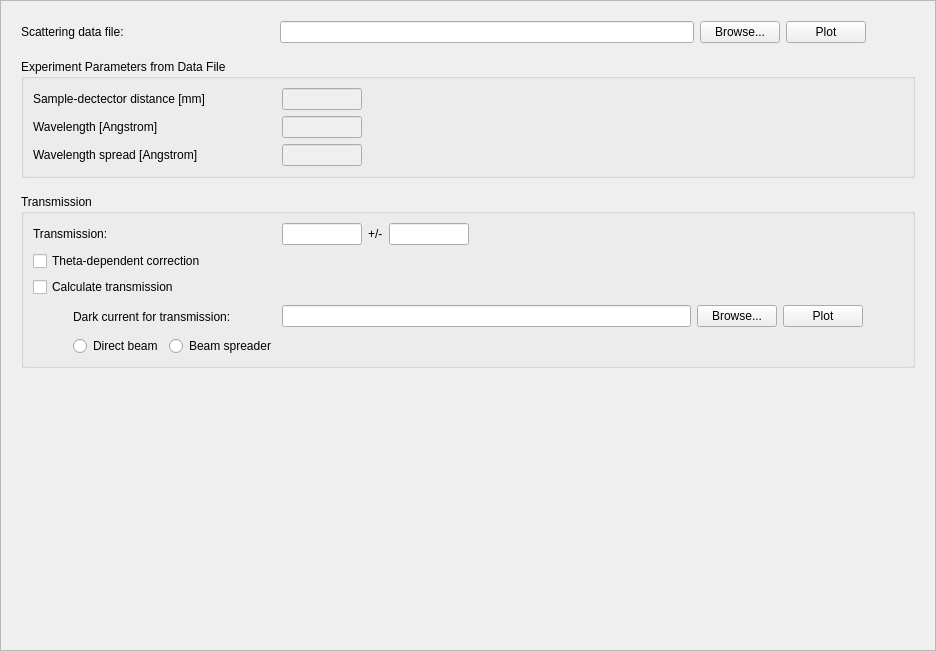
Before: the Qt Designer form Code/Mantid/scripts/Interface/ui/sans/hfir_sample_data.ui in mantidproject/mantid, drawn with Qt 5.
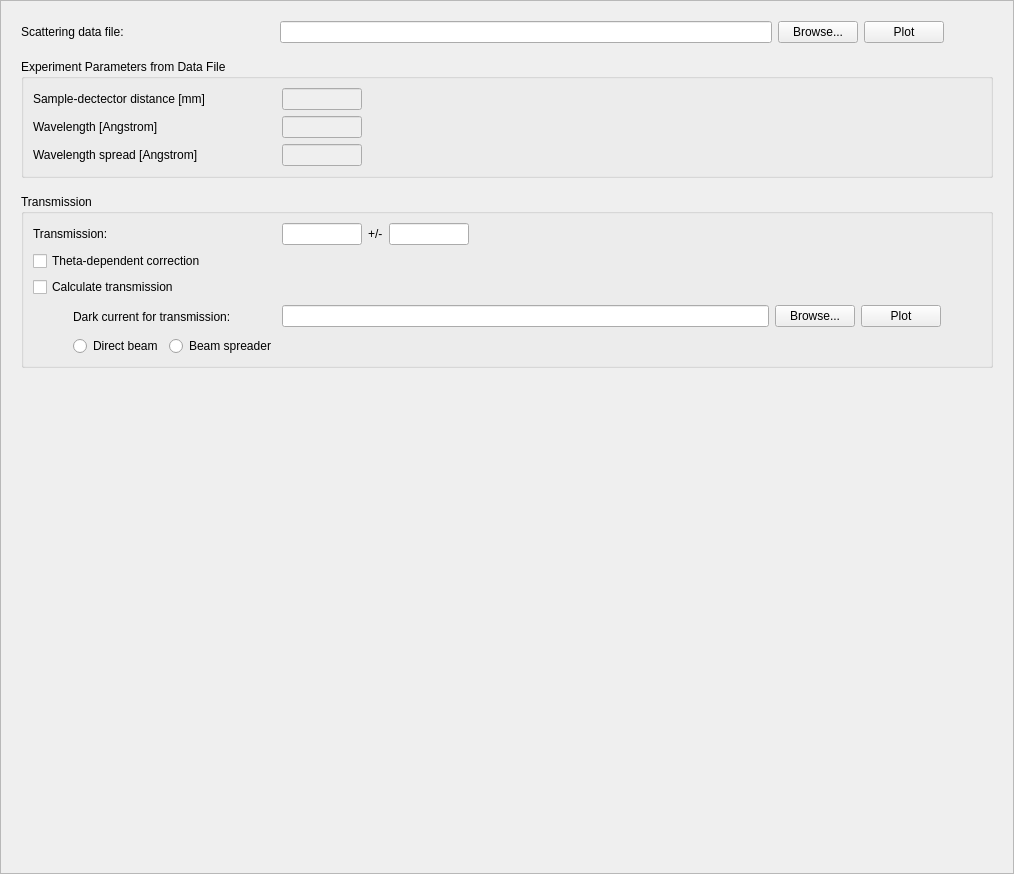
After: the same form once the commit is applied.

```diff
--- a/Code/Mantid/scripts/Interface/ui/sans/hfir_sample_data.ui
+++ b/Code/Mantid/scripts/Interface/ui/sans/hfir_sample_data.ui
@@ -6,8 +6,8 @@
    <rect>
     <x>0</x>
     <y>0</y>
-    <width>936</width>
-    <height>651</height>
+    <width>1014</width>
+    <height>874</height>
    </rect>
   </property>
   <property name="windowTitle">
@@ -36,8 +36,8 @@
        <rect>
         <x>0</x>
         <y>0</y>
-        <width>916</width>
-        <height>631</height>
+        <width>986</width>
+        <height>846</height>
        </rect>
       </property>
       <layout class="QVBoxLayout" name="verticalLayout_2">
@@ -222,6 +222,12 @@
             <property name="fieldGrowthPolicy">
              <enum>QFormLayout::AllNonFixedFieldsGrow</enum>
             </property>
+            <property name="labelAlignment">
+             <set>Qt::AlignLeading|Qt::AlignLeft|Qt::AlignVCenter</set>
+            </property>
+            <property name="formAlignment">
+             <set>Qt::AlignLeading|Qt::AlignLeft|Qt::AlignTop</set>
+            </property>
             <property name="horizontalSpacing">
              <number>0</number>
             </property>
@@ -743,6 +749,9 @@
          <property name="orientation">
           <enum>Qt::Vertical</enum>
          </property>
+         <property name="sizeType">
+          <enum>QSizePolicy::Expanding</enum>
+         </property>
          <property name="sizeHint" stdset="0">
           <size>
            <width>20</width>
```
